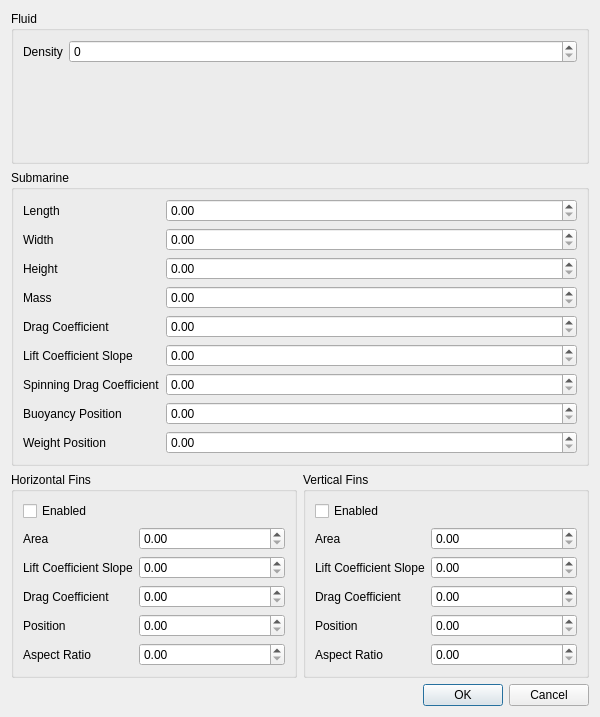
Qt form simulationpropertiesdialogue.ui (shintakezou/submarine-simulator) before a commit.
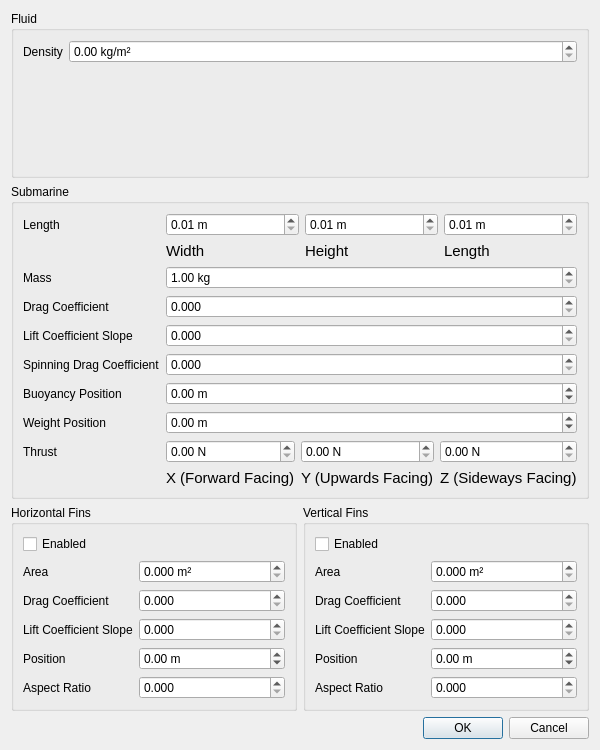
The same form after that commit.

Commit message: Improve simulation properties dialogue

What changed in the file:
```diff
--- a/simulationpropertiesdialogue.ui
+++ b/simulationpropertiesdialogue.ui
@@ -7,13 +7,13 @@
     <x>0</x>
     <y>0</y>
     <width>600</width>
-    <height>717</height>
+    <height>750</height>
    </rect>
   </property>
   <property name="minimumSize">
    <size>
     <width>600</width>
-    <height>700</height>
+    <height>750</height>
    </size>
   </property>
   <property name="windowTitle">
@@ -34,7 +34,17 @@
        </widget>
       </item>
       <item row="0" column="1">
-       <widget class="QSpinBox" name="spinBox"/>
+       <widget class="QDoubleSpinBox" name="spinFluidDensity">
+        <property name="suffix">
+         <string> kg/m²</string>
+        </property>
+        <property name="minimum">
+         <double>0.000000000000000</double>
+        </property>
+        <property name="maximum">
+         <double>5000.000000000000000</double>
+        </property>
+       </widget>
       </item>
      </layout>
     </widget>
@@ -52,88 +62,296 @@
         </property>
        </widget>
       </item>
+      <item row="0" column="1">
+       <layout class="QGridLayout" name="gridLayout">
+        <item row="0" column="2">
+         <widget class="QDoubleSpinBox" name="spinSubLength">
+          <property name="suffix">
+           <string> m</string>
+          </property>
+          <property name="minimum">
+           <double>0.010000000000000</double>
+          </property>
+          <property name="maximum">
+           <double>10.000000000000000</double>
+          </property>
+          <property name="singleStep">
+           <double>0.100000000000000</double>
+          </property>
+         </widget>
+        </item>
+        <item row="0" column="1">
+         <widget class="QDoubleSpinBox" name="spinSubHeight">
+          <property name="suffix">
+           <string> m</string>
+          </property>
+          <property name="minimum">
+           <double>0.010000000000000</double>
+          </property>
+          <property name="maximum">
+           <double>10.000000000000000</double>
+          </property>
+          <property name="singleStep">
+           <double>0.100000000000000</double>
+          </property>
+         </widget>
+        </item>
+        <item row="0" column="0">
+         <widget class="QDoubleSpinBox" name="spinSubWidth">
+          <property name="suffix">
+           <string> m</string>
+          </property>
+          <property name="minimum">
+           <double>0.010000000000000</double>
+          </property>
+          <property name="maximum">
+           <double>10.000000000000000</double>
+          </property>
+          <property name="singleStep">
+           <double>0.100000000000000</double>
+          </property>
+         </widget>
+        </item>
+        <item row="1" column="0">
+         <widget class="QLabel" name="label_22">
+          <property name="font">
+           <font>
+            <pointsize>11</pointsize>
+           </font>
+          </property>
+          <property name="text">
+           <string>Width</string>
+          </property>
+         </widget>
+        </item>
+        <item row="1" column="1">
+         <widget class="QLabel" name="label_3">
+          <property name="font">
+           <font>
+            <pointsize>11</pointsize>
+           </font>
+          </property>
+          <property name="text">
+           <string>Height</string>
+          </property>
+         </widget>
+        </item>
+        <item row="1" column="2">
+         <widget class="QLabel" name="label_4">
+          <property name="font">
+           <font>
+            <pointsize>11</pointsize>
+           </font>
+          </property>
+          <property name="text">
+           <string>Length</string>
+          </property>
+         </widget>
+        </item>
+       </layout>
+      </item>
       <item row="1" column="0">
-       <widget class="QLabel" name="label_3">
-        <property name="text">
-         <string>Width</string>
-        </property>
-       </widget>
-      </item>
-      <item row="2" column="0">
-       <widget class="QLabel" name="label_4">
-        <property name="text">
-         <string>Height</string>
-        </property>
-       </widget>
-      </item>
-      <item row="3" column="0">
        <widget class="QLabel" name="label_5">
         <property name="text">
          <string>Mass</string>
         </property>
        </widget>
       </item>
-      <item row="4" column="0">
+      <item row="1" column="1">
+       <widget class="QDoubleSpinBox" name="spinSubMass">
+        <property name="suffix">
+         <string> kg</string>
+        </property>
+        <property name="minimum">
+         <double>1.000000000000000</double>
+        </property>
+        <property name="maximum">
+         <double>1000.000000000000000</double>
+        </property>
+       </widget>
+      </item>
+      <item row="2" column="0">
        <widget class="QLabel" name="label_6">
         <property name="text">
          <string>Drag Coefficient</string>
         </property>
        </widget>
       </item>
-      <item row="5" column="0">
+      <item row="2" column="1">
+       <widget class="QDoubleSpinBox" name="spinSubDragCoefficient">
+        <property name="decimals">
+         <number>3</number>
+        </property>
+        <property name="maximum">
+         <double>5.000000000000000</double>
+        </property>
+        <property name="singleStep">
+         <double>0.010000000000000</double>
+        </property>
+       </widget>
+      </item>
+      <item row="3" column="0">
        <widget class="QLabel" name="label_7">
         <property name="text">
          <string>Lift Coefficient Slope</string>
         </property>
        </widget>
       </item>
-      <item row="6" column="0">
+      <item row="3" column="1">
+       <widget class="QDoubleSpinBox" name="spinSubLiftCoefficientSlope">
+        <property name="decimals">
+         <number>3</number>
+        </property>
+        <property name="maximum">
+         <double>5.000000000000000</double>
+        </property>
+        <property name="singleStep">
+         <double>0.010000000000000</double>
+        </property>
+       </widget>
+      </item>
+      <item row="4" column="0">
        <widget class="QLabel" name="label_8">
         <property name="text">
          <string>Spinning Drag Coefficient</string>
         </property>
        </widget>
       </item>
-      <item row="7" column="0">
+      <item row="4" column="1">
+       <widget class="QDoubleSpinBox" name="spinSubSpinningDragCoefficient">
+        <property name="decimals">
+         <number>3</number>
+        </property>
+        <property name="maximum">
+         <double>5.000000000000000</double>
+        </property>
+        <property name="singleStep">
+         <double>0.010000000000000</double>
+        </property>
+       </widget>
+      </item>
+      <item row="5" column="0">
        <widget class="QLabel" name="label_9">
         <property name="text">
          <string>Buoyancy Position</string>
         </property>
        </widget>
       </item>
-      <item row="8" column="0">
+      <item row="5" column="1">
+       <widget class="QDoubleSpinBox" name="spinSubBuoyancyPosition">
+        <property name="suffix">
+         <string> m</string>
+        </property>
+        <property name="minimum">
+         <double>-10.000000000000000</double>
+        </property>
+        <property name="maximum">
+         <double>10.000000000000000</double>
+        </property>
+        <property name="singleStep">
+         <double>0.100000000000000</double>
+        </property>
+       </widget>
+      </item>
+      <item row="6" column="0">
        <widget class="QLabel" name="label_10">
         <property name="text">
          <string>Weight Position</string>
         </property>
        </widget>
       </item>
-      <item row="0" column="1">
-       <widget class="QDoubleSpinBox" name="doubleSpinBox_11"/>
-      </item>
-      <item row="1" column="1">
-       <widget class="QDoubleSpinBox" name="doubleSpinBox_12"/>
-      </item>
-      <item row="2" column="1">
-       <widget class="QDoubleSpinBox" name="doubleSpinBox_13"/>
-      </item>
-      <item row="3" column="1">
-       <widget class="QDoubleSpinBox" name="doubleSpinBox_14"/>
-      </item>
-      <item row="4" column="1">
-       <widget class="QDoubleSpinBox" name="doubleSpinBox_15"/>
-      </item>
-      <item row="5" column="1">
-       <widget class="QDoubleSpinBox" name="doubleSpinBox_16"/>
-      </item>
       <item row="6" column="1">
-       <widget class="QDoubleSpinBox" name="doubleSpinBox_17"/>
+       <widget class="QDoubleSpinBox" name="spinSubWeightPosition">
+        <property name="suffix">
+         <string> m</string>
+        </property>
+        <property name="minimum">
+         <double>-10.000000000000000</double>
+        </property>
+        <property name="maximum">
+         <double>10.000000000000000</double>
+        </property>
+        <property name="singleStep">
+         <double>0.100000000000000</double>
+        </property>
+       </widget>
+      </item>
+      <item row="7" column="0">
+       <widget class="QLabel" name="label_21">
+        <property name="text">
+         <string>Thrust</string>
+        </property>
+       </widget>
       </item>
       <item row="7" column="1">
-       <widget class="QDoubleSpinBox" name="doubleSpinBox_18"/>
-      </item>
-      <item row="8" column="1">
-       <widget class="QDoubleSpinBox" name="doubleSpinBox_19"/>
+       <layout class="QGridLayout" name="gridLayout_2">
+        <item row="0" column="1">
+         <widget class="QDoubleSpinBox" name="spinSubThrustY">
+          <property name="suffix">
+           <string> N</string>
+          </property>
+          <property name="maximum">
+           <double>5000.000000000000000</double>
+          </property>
+         </widget>
+        </item>
+        <item row="0" column="0">
+         <widget class="QDoubleSpinBox" name="spinSubThrustX">
+          <property name="suffix">
+           <string> N</string>
+          </property>
+          <property name="maximum">
+           <double>5000.000000000000000</double>
+          </property>
+         </widget>
+        </item>
+        <item row="0" column="2">
+         <widget class="QDoubleSpinBox" name="spinSubThrustZ">
+          <property name="suffix">
+           <string> N</string>
+          </property>
+          <property name="maximum">
+           <double>5000.000000000000000</double>
+          </property>
+         </widget>
+        </item>
+        <item row="1" column="0">
+         <widget class="QLabel" name="label_23">
+          <property name="font">
+           <font>
+            <pointsize>11</pointsize>
+           </font>
+          </property>
+          <property name="text">
+           <string>X (Forward Facing)</string>
+          </property>
+         </widget>
+        </item>
+        <item row="1" column="1">
+         <widget class="QLabel" name="label_24">
+          <property name="font">
+           <font>
+            <pointsize>11</pointsize>
+           </font>
+          </property>
+          <property name="text">
+           <string>Y (Upwards Facing)</string>
+          </property>
+         </widget>
+        </item>
+        <item row="1" column="2">
+         <widget class="QLabel" name="label_25">
+          <property name="font">
+           <font>
+            <pointsize>11</pointsize>
+           </font>
+          </property>
+          <property name="text">
+           <string>Z (Sideways Facing)</string>
+          </property>
+         </widget>
+        </item>
+       </layout>
       </item>
      </layout>
     </widget>
@@ -160,20 +378,62 @@
           </property>
          </widget>
         </item>
-        <item row="2" column="0">
+        <item row="3" column="0">
          <widget class="QLabel" name="label_12">
           <property name="text">
            <string>Lift Coefficient Slope</string>
           </property>
          </widget>
         </item>
-        <item row="3" column="0">
+        <item row="1" column="1">
+         <widget class="QDoubleSpinBox" name="spinHorizontalFinsArea">
+          <property name="suffix">
+           <string> m²</string>
+          </property>
+          <property name="decimals">
+           <number>3</number>
+          </property>
+          <property name="maximum">
+           <double>100.000000000000000</double>
+          </property>
+          <property name="singleStep">
+           <double>0.100000000000000</double>
+          </property>
+         </widget>
+        </item>
+        <item row="3" column="1">
+         <widget class="QDoubleSpinBox" name="spinHorizontalFinsLiftCoefficientSlope">
+          <property name="decimals">
+           <number>3</number>
+          </property>
+          <property name="maximum">
+           <double>5.000000000000000</double>
+          </property>
+          <property name="singleStep">
+           <double>0.010000000000000</double>
+          </property>
+         </widget>
+        </item>
+        <item row="2" column="0">
          <widget class="QLabel" name="label_13">
           <property name="text">
            <string>Drag Coefficient</string>
           </property>
          </widget>
         </item>
+        <item row="2" column="1">
+         <widget class="QDoubleSpinBox" name="spinHorizontalFinsDragCoefficient">
+          <property name="decimals">
+           <number>3</number>
+          </property>
+          <property name="maximum">
+           <double>5.000000000000000</double>
+          </property>
+          <property name="singleStep">
+           <double>0.010000000000000</double>
+          </property>
+         </widget>
+        </item>
         <item row="4" column="0">
          <widget class="QLabel" name="label_14">
           <property name="text">
@@ -181,6 +441,35 @@
           </property>
          </widget>
         </item>
+        <item row="4" column="1">
+         <widget class="QDoubleSpinBox" name="spinHorizontalFinsPosition">
+          <property name="suffix">
+           <string> m</string>
+          </property>
+          <property name="minimum">
+           <double>-10.000000000000000</double>
+          </property>
+          <property name="maximum">
+           <double>10.000000000000000</double>
+          </property>
+          <property name="singleStep">
+           <double>0.100000000000000</double>
+          </property>
+         </widget>
+        </item>
+        <item row="5" column="1">
+         <widget class="QDoubleSpinBox" name="spinHorizontalFinsAspectRatio">
+          <property name="decimals">
+           <number>3</number>
+          </property>
+          <property name="maximum">
+           <double>5.000000000000000</double>
+          </property>
+          <property name="singleStep">
+           <double>0.010000000000000</double>
+          </property>
+         </widget>
+        </item>
         <item row="5" column="0">
          <widget class="QLabel" name="label_15">
           <property name="text">
@@ -188,21 +477,6 @@
           </property>
          </widget>
         </item>
-        <item row="1" column="1">
-         <widget class="QDoubleSpinBox" name="doubleSpinBox"/>
-        </item>
-        <item row="2" column="1">
-         <widget class="QDoubleSpinBox" name="doubleSpinBox_2"/>
-        </item>
-        <item row="3" column="1">
-         <widget class="QDoubleSpinBox" name="doubleSpinBox_3"/>
-        </item>
-        <item row="4" column="1">
-         <widget class="QDoubleSpinBox" name="doubleSpinBox_4"/>
-        </item>
-        <item row="5" column="1">
-         <widget class="QDoubleSpinBox" name="doubleSpinBox_5"/>
-        </item>
        </layout>
       </widget>
      </item>
@@ -226,20 +500,59 @@
           </property>
          </widget>
         </item>
-        <item row="2" column="0">
+        <item row="3" column="0">
          <widget class="QLabel" name="label_17">
           <property name="text">
            <string>Lift Coefficient Slope</string>
           </property>
          </widget>
         </item>
-        <item row="3" column="0">
+        <item row="1" column="1">
+         <widget class="QDoubleSpinBox" name="spinVerticalFinsArea">
+          <property name="suffix">
+           <string> m²</string>
+          </property>
+          <property name="decimals">
+           <number>3</number>
+          </property>
+          <property name="maximum">
+           <double>100.000000000000000</double>
+          </property>
+          <property name="singleStep">
+           <double>0.100000000000000</double>
+          </property>
+         </widget>
+        </item>
+        <item row="3" column="1">
+         <widget class="QDoubleSpinBox" name="spinVerticalFinsLiftCoefficientSlope">
+          <property name="decimals">
+           <number>3</number>
+          </property>
+          <property name="maximum">
+           <double>5.000000000000000</double>
+          </property>
+          <property name="singleStep">
+           <double>0.010000000000000</double>
+          </property>
+         </widget>
+        </item>
+        <item row="2" column="0">
          <widget class="QLabel" name="label_18">
           <property name="text">
            <string>Drag Coefficient</string>
           </property>
          </widget>
         </item>
+        <item row="2" column="1">
+         <widget class="QDoubleSpinBox" name="spinVerticalFinsDragCoefficient">
+          <property name="decimals">
+           <number>3</number>
+          </property>
+          <property name="maximum">
+           <double>5.000000000000000</double>
+          </property>
+         </widget>
+        </item>
         <item row="4" column="0">
          <widget class="QLabel" name="label_19">
           <property name="text">
@@ -247,6 +560,22 @@
           </property>
          </widget>
         </item>
+        <item row="4" column="1">
+         <widget class="QDoubleSpinBox" name="spinVerticalFinsPosition">
+          <property name="suffix">
+           <string> m</string>
+          </property>
+          <property name="minimum">
+           <double>-10.000000000000000</double>
+          </property>
+          <property name="maximum">
+           <double>10.000000000000000</double>
+          </property>
+          <property name="singleStep">
+           <double>0.100000000000000</double>
+          </property>
+         </widget>
+        </item>
         <item row="5" column="0">
          <widget class="QLabel" name="label_20">
           <property name="text">
@@ -254,20 +583,18 @@
           </property>
          </widget>
         </item>
-        <item row="1" column="1">
-         <widget class="QDoubleSpinBox" name="doubleSpinBox_6"/>
-        </item>
-        <item row="2" column="1">
-         <widget class="QDoubleSpinBox" name="doubleSpinBox_7"/>
-        </item>
-        <item row="3" column="1">
-         <widget class="QDoubleSpinBox" name="doubleSpinBox_8"/>
-        </item>
-        <item row="4" column="1">
-         <widget class="QDoubleSpinBox" name="doubleSpinBox_9"/>
-        </item>
         <item row="5" column="1">
-         <widget class="QDoubleSpinBox" name="doubleSpinBox_10"/>
+         <widget class="QDoubleSpinBox" name="spinVerticalFinsAspectRatio">
+          <property name="decimals">
+           <number>3</number>
+          </property>
+          <property name="maximum">
+           <double>5.000000000000000</double>
+          </property>
+          <property name="singleStep">
+           <double>0.010000000000000</double>
+          </property>
+         </widget>
         </item>
        </layout>
       </widget>
```
Left out of the diff: 39 changed lines with no effect on the pictures.
